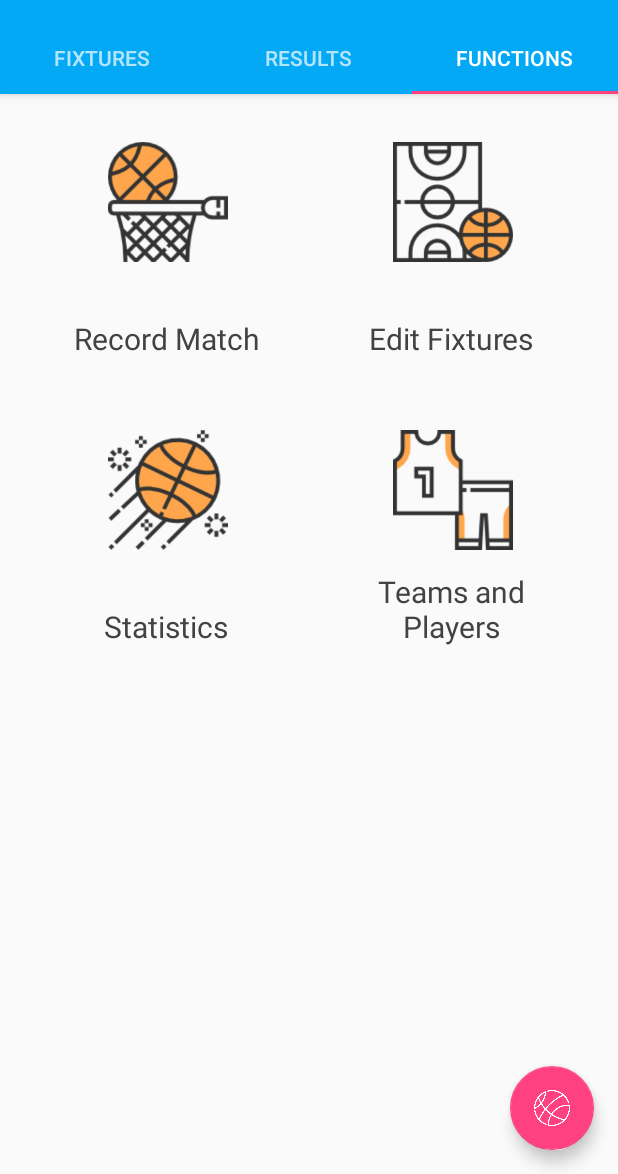
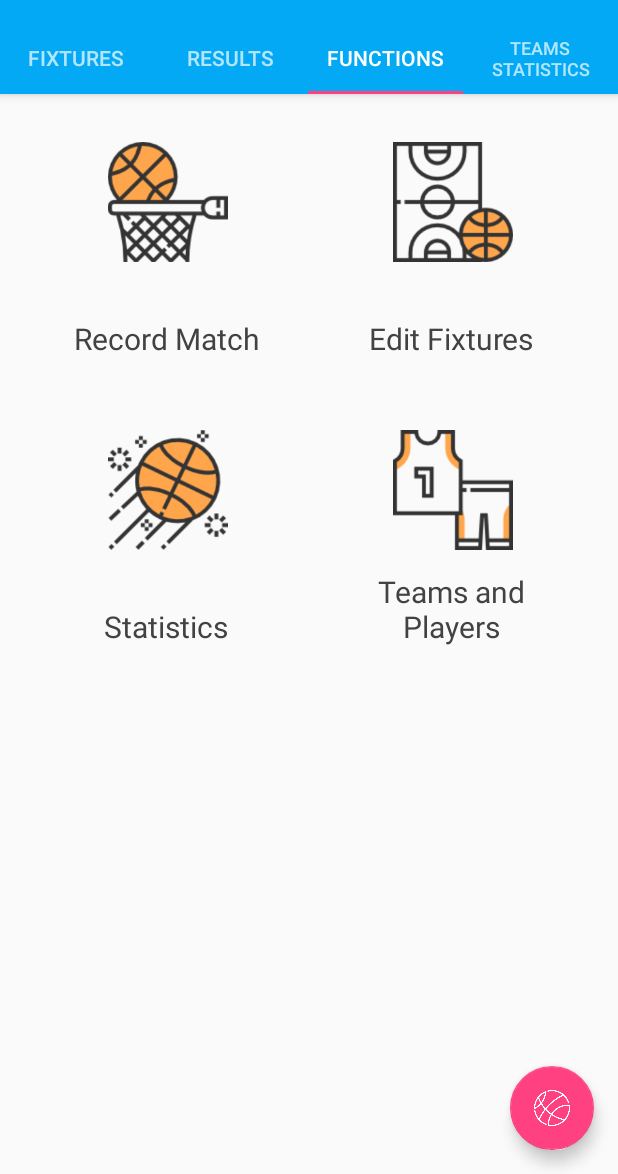
Before and after one commit to storm1996/My-Final-Year-Project, an Android app: the screen it shows after launch (MainMenu), tab 3 chosen, on a phone screen of 412 x 824 dp, the part 62-1236 px from its top. Run offline under Robolectric (Android 15) with nearby library versions, the phone set to English and light mode, and no system bars.

Commit message:
New tab made for Team Stats with title displayed

```diff
--- a/FYP/app/src/main/java/com/example/alann/fyp/MainMenu.java
+++ b/FYP/app/src/main/java/com/example/alann/fyp/MainMenu.java
@@ -96,6 +96,7 @@ public class MainMenu extends AppCompatActivity {
         adapter.addFragment(new UpcomingMatchListContentFragment(), "Fixtures");
         adapter.addFragment(new ResultsContentFragment(), "Results");
         adapter.addFragment(new FunctionsContentFragment(), "Functions");
+        adapter.addFragment(new TeamsStatsContentFragment(), "Teams Statistics");
         viewPager.setAdapter(adapter);
     }
 
--- /dev/null
+++ b/FYP/app/src/main/java/com/example/alann/fyp/TeamsStatsContentFragment.java
@@ -0,0 +1,87 @@
+package com.example.alann.fyp;
+
+import android.content.Context;
+import android.content.res.Resources;
+import android.content.res.TypedArray;
+import android.graphics.drawable.Drawable;
+import android.os.Bundle;
+import android.support.v4.app.Fragment;
+import android.support.v7.widget.GridLayoutManager;
+import android.support.v7.widget.LinearLayoutManager;
+import android.support.v7.widget.RecyclerView;
+import android.view.LayoutInflater;
+import android.view.View;
+import android.view.ViewGroup;
+import android.widget.ImageView;
+import android.widget.TextView;
+
+/**
+ * Created by alann on 31/01/2018.
+ */
+
+public class TeamsStatsContentFragment extends Fragment {
+    @Override
+    public View onCreateView(LayoutInflater inflater, ViewGroup container,
+                             Bundle savedInstanceState) {
+        RecyclerView recyclerView = (RecyclerView) inflater.inflate(
+                R.layout.recycler_view, container, false);
+        ContentAdapter adapter = new ContentAdapter(recyclerView.getContext());
+        recyclerView.setAdapter(adapter);
+        recyclerView.setHasFixedSize(true);
+        recyclerView.setLayoutManager(new LinearLayoutManager(getActivity()));
+        return recyclerView;
+    }
+
+    public static class ViewHolder extends RecyclerView.ViewHolder {
+        public TextView team_name;
+        public ViewHolder(LayoutInflater inflater, ViewGroup parent) {
+            super(inflater.inflate(R.layout.item_teamstats, parent, false));
+            team_name = (TextView) itemView.findViewById(R.id.page_title);
+            // itemView.setOnClickListener(new View.OnClickListener() {
+            //  @Override
+            //  public void onClick(View v) {
+            //   Context context = v.getContext();
+            //   Intent intent = new Intent(context, DetailActivity.class);
+            //   intent.putExtra(DetailActivity.EXTRA_POSITION, getAdapterPosition());
+            //   context.startActivity(intent);
+            // }
+            // });
+        }
+    }
+
+    //Adapter to display recycler view.
+
+    public static class ContentAdapter extends RecyclerView.Adapter<TeamsStatsContentFragment.ViewHolder> {
+        // Set numbers of List in RecyclerView.
+        // private static final int LENGTH = 18;
+
+        private final String mTeam_name;
+       // private final Drawable[] mPlaceAvatars;
+
+        public ContentAdapter(Context context) {
+            Resources resources = context.getResources();
+            mTeam_name = resources.getString(R.string.team_name);
+            //TypedArray a = resources.obtainTypedArray(R.array.avatar);
+            //mPlaceAvatars = new Drawable[a.length()];
+            //for (int i = 0; i < mPlaceAvatars.length; i++) {
+                //mPlaceAvatars[i] = a.getDrawable(i);
+            //}
+            //a.recycle();
+        }
+        @Override
+        public TeamsStatsContentFragment.ViewHolder onCreateViewHolder(ViewGroup parent, int viewType) {
+            return new TeamsStatsContentFragment.ViewHolder(LayoutInflater.from(parent.getContext()), parent);
+        }
+
+        @Override
+        public void onBindViewHolder(TeamsStatsContentFragment.ViewHolder holder, int position) {
+            //holder.avatar.setImageDrawable(mPlaceAvatars[position % mPlaceAvatars.length]);
+            holder.team_name.setText(mTeam_name);
+        }
+
+        @Override
+        public int getItemCount() {return 1;}
+    }
+
+
+}
--- a/FYP/app/src/main/res/values/strings.xml
+++ b/FYP/app/src/main/res/values/strings.xml
@@ -1,4 +1,5 @@
 <resources>
    <string name="app_name">iFlopp</string>
+   <string name="team_name">Liffey Celtics Team Statistics</string>
    <string name="action_settings">Logout</string>
 </resources>
```
Also changed, not shown: FYP/app/src/main/res/layout/item_teamstats.xml (added, +19 -0 lines).
